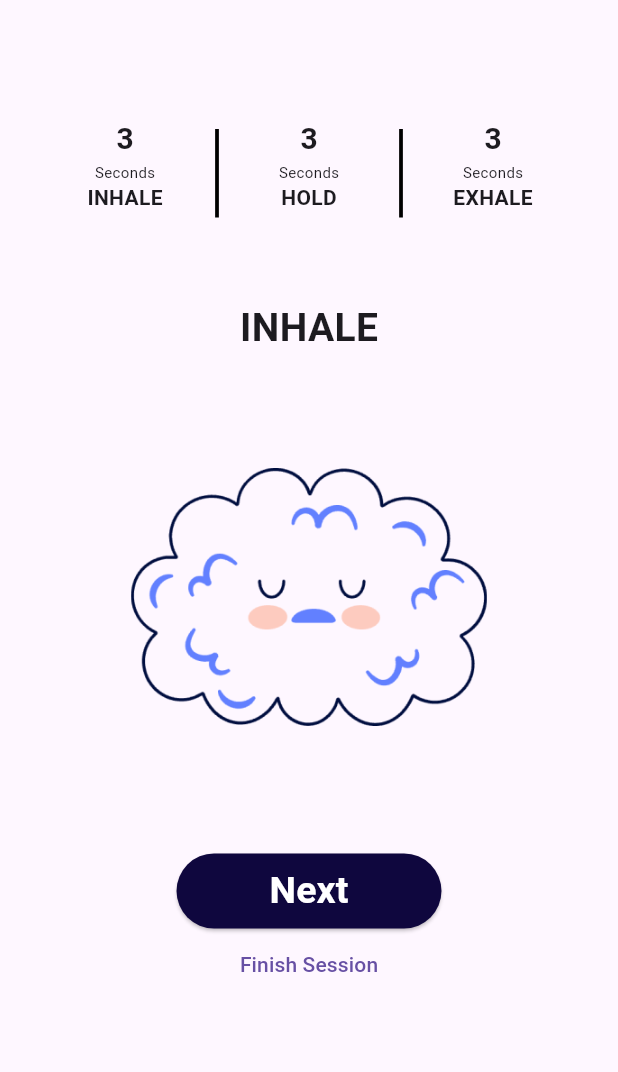
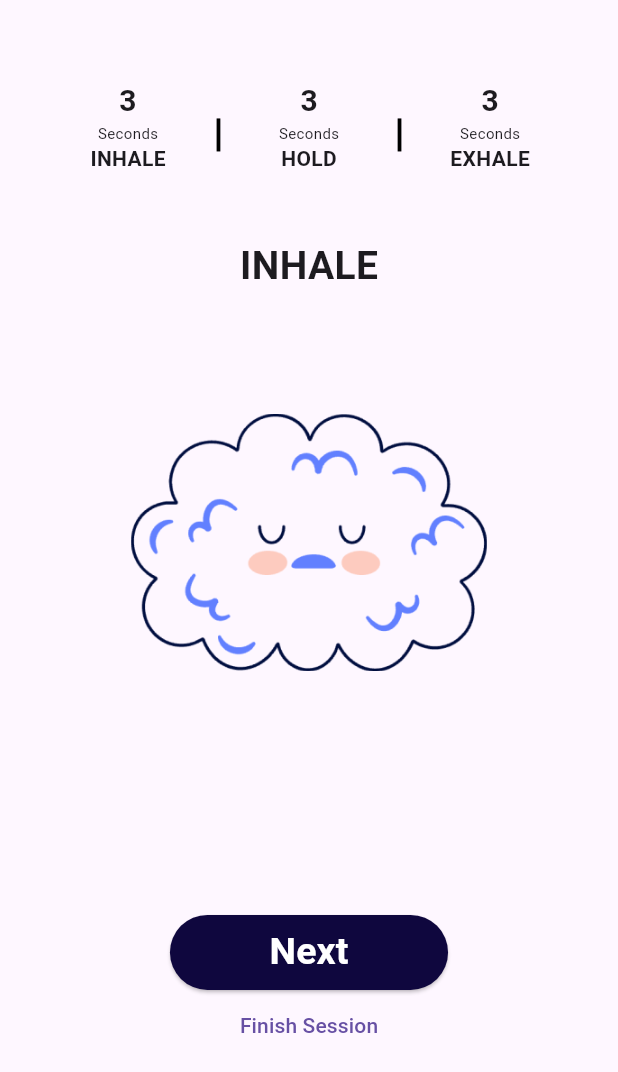
Before and after one commit to FatoomRe/Calm-Attack, a Flutter app: the BreathingScreen screen opened directly, on a phone screen of 412 x 824 dp. Shown: the top 1072 px of the screen. Run offline on Flutter 3.47's test engine with Material 3 defaults, Android fonts, the phone set to English and light mode, and no system bars; our stand-ins replace audioplayers, rive, vibration.

Commit message:
improved the code to make the design responsive

```diff
--- a/lib/Pages/breathing_screen.dart
+++ b/lib/Pages/breathing_screen.dart
@@ -21,10 +21,13 @@ class _BreathingScreenState extends State<BreathingScreen> {
 
   @override
   Widget build(BuildContext context) {
+    final screenSize = MediaQuery.of(context).size;
+
     return Scaffold(
-        body: Column(
+      body: SafeArea(
+        child: Column(
           children: [
-        const SizedBox(height: 30),
+            const SizedBox(height: 20),
             const BreathingPhases(),
             const SizedBox(height: 10),
             Text(
@@ -34,12 +37,14 @@ class _BreathingScreenState extends State<BreathingScreen> {
                 fontWeight: FontWeight.bold,
               ),
             ),
-        const SizedBox(height: 160),
+            SizedBox(height: screenSize.height * 0.2),
             BreathingCloud(callback: _updateBreathingText),
-        const SizedBox(height: 170),
+            SizedBox(height: screenSize.height * 0.3),
             const NavigationButtons(),
           ],
-    ));
+        ),
+      ),
+    );
   }
 }
 
@@ -50,7 +55,7 @@ class BreathingPhases extends StatelessWidget {
   Widget build(BuildContext context) {
     return IntrinsicHeight(
       child: Container(
-        padding: const EdgeInsets.all(30),
+        padding: EdgeInsets.all(MediaQuery.of(context).size.width * 0.08), // Responsive padding
         child: const Row(
           children: [
             Expanded(
@@ -102,9 +107,7 @@ class BreathingPhaseWidget extends StatelessWidget {
 
   @override
   Widget build(BuildContext context) {
-    return Container(
-      height: 100,
-      child: Column(
+    return Column(
       mainAxisAlignment: MainAxisAlignment.center,
       children: [
         Text(
@@ -128,7 +131,6 @@ class BreathingPhaseWidget extends StatelessWidget {
           ),
         ),
       ],
-      ),
     );
   }
 }
@@ -140,9 +142,9 @@ class NavigationButtons extends StatelessWidget {
   Widget build(BuildContext context) {
     return Column(
       children: [
-        // ignore: sized_box_for_whitespace
         Container(
           height: 50,
+          width: MediaQuery.of(context).size.width * 0.45, // Responsive width
           child: ElevatedButton(
             onPressed: () {
               Navigator.push(
@@ -154,7 +156,7 @@ class NavigationButtons extends StatelessWidget {
               backgroundColor: const Color(0xff0F073E),
             ),
             child: const Text(
-              '      Next      ',
+              'Next',
               style: TextStyle(
                 color: Colors.white,
                 fontSize: 25,
```
Lines whose indentation alone changed are shown as unchanged.
